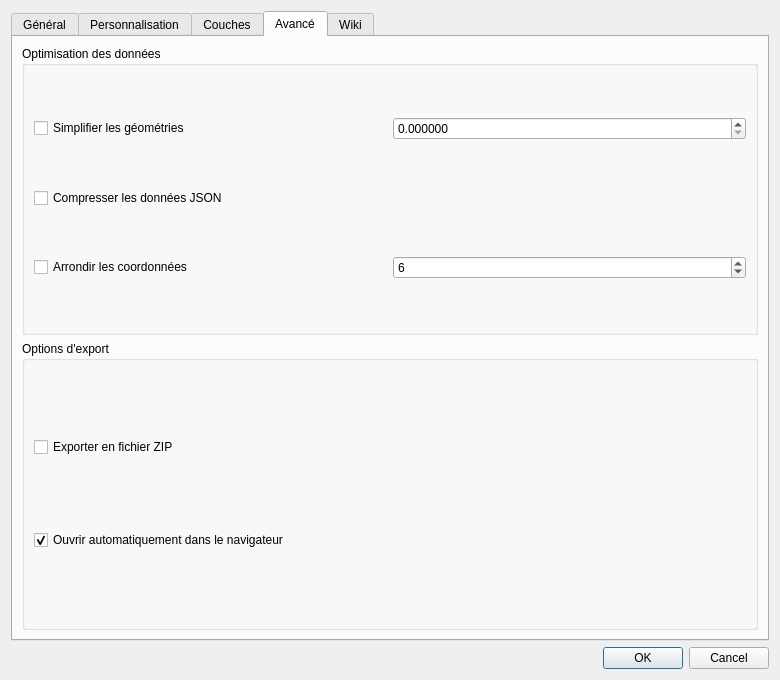
This is universal_map2web_dialog_base.ui in geomatic-web/universal_map2web as Qt 5 draws it before an edit. The edited form follows.
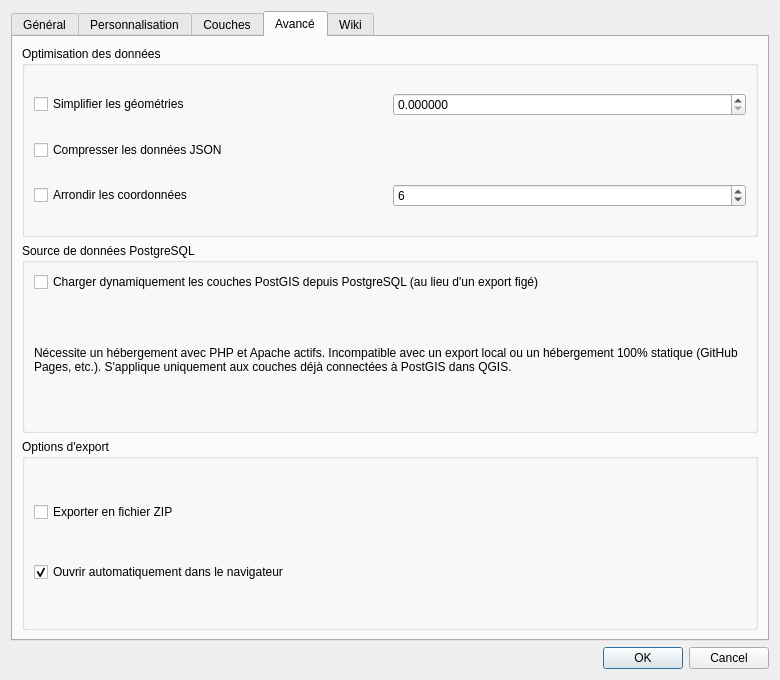
This is the edited form. The open tabs and pages were chosen to show the change.

Commit message: Version 1.2.0 : Dynamic PostgreSQL/PostGIS mode (live data via a secure PHP endpoint, API key, .htaccess protection), automatic style mapping for dynamic layers

The edit to the form file:
```diff
--- a/universal_map2web_dialog_base.ui
+++ b/universal_map2web_dialog_base.ui
@@ -436,6 +436,32 @@
          </layout>
         </widget>
        </item>
+       <item>
+        <widget class="QGroupBox" name="groupPostgres">
+         <property name="title">
+          <string>Source de données PostgreSQL</string>
+         </property>
+         <layout class="QVBoxLayout" name="verticalLayout_11">
+          <item>
+           <widget class="QCheckBox" name="chkPostgresDynamique">
+            <property name="text">
+             <string>Charger dynamiquement les couches PostGIS depuis PostgreSQL (au lieu d'un export figé)</string>
+            </property>
+           </widget>
+          </item>
+          <item>
+           <widget class="QLabel" name="lblPostgresAvertissement">
+            <property name="text">
+             <string>Nécessite un hébergement avec PHP et Apache actifs. Incompatible avec un export local ou un hébergement 100% statique (GitHub Pages, etc.). S'applique uniquement aux couches déjà connectées à PostGIS dans QGIS.</string>
+            </property>
+            <property name="wordWrap">
+             <bool>true</bool>
+            </property>
+           </widget>
+          </item>
+         </layout>
+        </widget>
+       </item>
        <item>
         <widget class="QGroupBox" name="groupExport">
          <property name="title">
```
Left out of the diff: 18 changed lines with no effect on the pictures. The commit also changes 28 other files.
